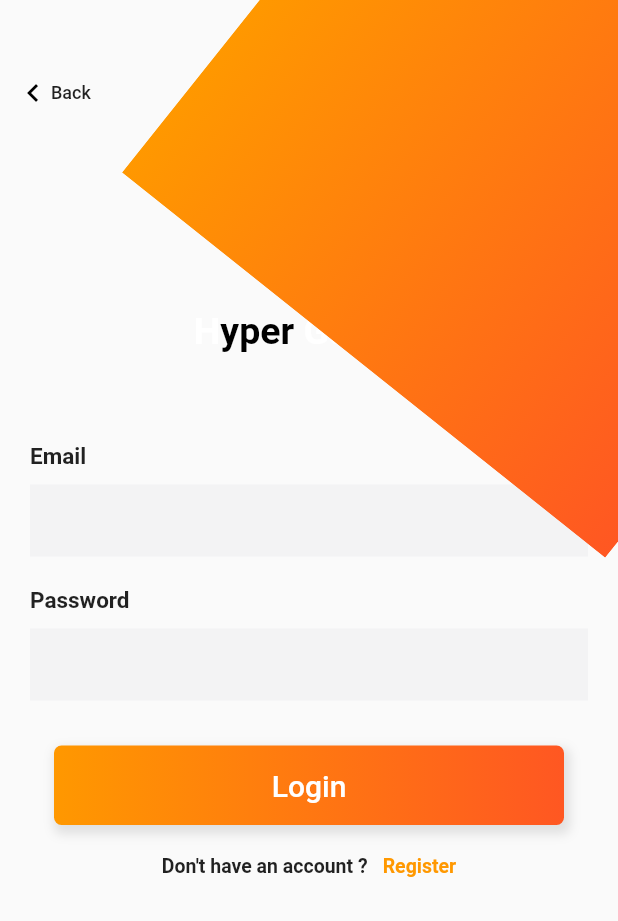
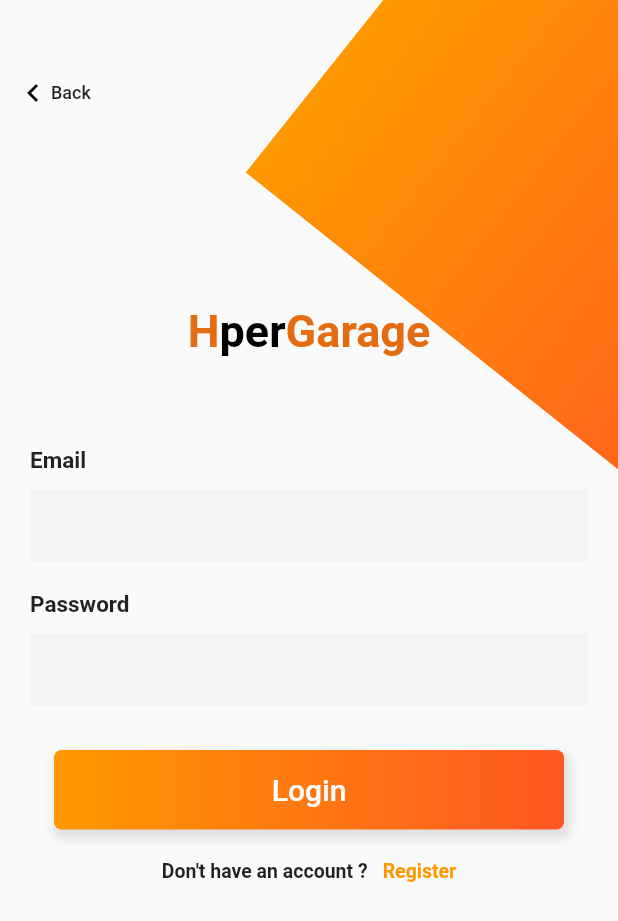
Before and after one commit to francesJD/hyper_garage_sale, a Flutter app: the Register screen opened directly, after a tap on "Login", on a phone screen of 412 x 824 dp. Shown: the top 921 px of the screen. Run offline on Flutter 3.47's test engine with Material 2 defaults, Android fonts, the phone set to English and light mode, and no system bars; our stand-ins replace cached_network_image, cloud_firestore, firebase_auth, firebase_core, firebase_storage, flutter_spinkit; missing offline and left inert: multi_image_picker; accounts and stored records are empty.

Commit message:
UI change

```diff
--- a/lib/authenticate/register.dart
+++ b/lib/authenticate/register.dart
@@ -4,7 +4,8 @@ import 'package:hyper_garage_sale/home/home.dart';
 import 'package:hyper_garage_sale/services/auth.dart';
 import 'package:hyper_garage_sale/sources/customerContainer.dart';
 import 'package:hyper_garage_sale/sources/loading.dart';
-import 'package:hyper_garage_sale/sources/logo.dart';
+
+import '../sources/logo2.dart';
 
 class Register extends StatefulWidget {
   @override
@@ -179,7 +180,7 @@ class _RegisterState extends State<Register> {
                             child: Column(
                               children: <Widget>[
                                 const SizedBox(height: 40.0),
-                                Logo(), //TODO: change the Logo
+                                Logo2(),
                                 const SizedBox(height: 50.0),
                                 _emailField(),
                                 _passwordField(),
@@ -233,7 +234,7 @@ class _RegisterState extends State<Register> {
                     Positioned(top: 40, left: 0, child: _backButton()),
                     Positioned(
                       top: -MediaQuery.of(context).size.height * .15,
-                      right: -MediaQuery.of(context).size.width * .4,
+                      right: -MediaQuery.of(context).size.width * .6,
                       child: CustomContainer(),
                     ),
                   ],
--- a/lib/authenticate/sign_in.dart
+++ b/lib/authenticate/sign_in.dart
@@ -5,7 +5,7 @@ import 'package:hyper_garage_sale/home/home.dart';
 import 'package:hyper_garage_sale/services/auth.dart';
 import 'package:hyper_garage_sale/sources/customerContainer.dart';
 import 'package:hyper_garage_sale/sources/loading.dart';
-import 'package:hyper_garage_sale/sources/logo.dart';
+import 'package:hyper_garage_sale/sources/logo2.dart';
 
 class SignIn extends StatefulWidget {
   @override
@@ -186,7 +186,7 @@ class _SignInState extends State<SignIn> {
                             child: Column(
                               children: <Widget>[
                                 const SizedBox(height: 40.0),
-                                Logo(), //TODO: change the Logo
+                                Logo2(),
                                 const SizedBox(height: 50.0),
                                 _emailField(),
                                 _passwordField(),
@@ -219,7 +219,6 @@ class _SignInState extends State<SignIn> {
                                             context,
                                             MaterialPageRoute(
                                                 builder: (context) => Home()));
-
                                       }
                                     }
                                   },
@@ -247,7 +246,7 @@ class _SignInState extends State<SignIn> {
                     ),
                     Positioned(
                         top: -MediaQuery.of(context).size.height * .15,
-                        right: -MediaQuery.of(context).size.width * .4,
+                        right: -MediaQuery.of(context).size.width * .6,
                         child: const CustomContainer())
                   ],
                 ),
--- a/lib/authenticate/welcomePage.dart
+++ b/lib/authenticate/welcomePage.dart
@@ -1,7 +1,8 @@
 import 'package:flutter/material.dart';
 import 'package:hyper_garage_sale/authenticate/register.dart';
 import 'package:hyper_garage_sale/authenticate/sign_in.dart';
-import 'package:hyper_garage_sale/sources/logo.dart';
+
+import '../sources/logo.dart';
 
 class WelcomePage extends StatefulWidget {
   const WelcomePage({Key? key}) : super(key: key);
--- /dev/null
+++ b/lib/sources/logo2.dart
@@ -0,0 +1,34 @@
+import 'package:flutter/material.dart';
+
+class Logo2 extends StatelessWidget {
+  @override
+  Widget build(BuildContext context) {
+    return RichText(
+      textAlign: TextAlign.center,
+      text: const TextSpan(
+          text: 'H',
+          style: TextStyle(
+            //style: Theme.of(context).textTheme.bodyText1,
+            fontSize: 30,
+            fontWeight: FontWeight.w700,
+            color: Color(0xffe46b10),
+          ),
+          // style: GoogleFonts.portLligatSans(
+          //   textStyle: Theme.of(context).textTheme.bodyText1,
+          //   fontSize: 30,
+          //   fontWeight: FontWeight.w700,
+          //   color: Color(0xffe46b10),
+          // ),
+          children: [
+            TextSpan(
+              text: 'per',
+              style: TextStyle(color: Colors.black, fontSize: 30),
+            ),
+            TextSpan(
+              text: 'Garage',
+              style: TextStyle(color: Color(0xffe46b10), fontSize: 30),
+            ),
+          ]),
+    );
+  }
+}
```
Also changed, not shown: lib/home/newPost.dart (+12 -6 lines), 1 other file.
